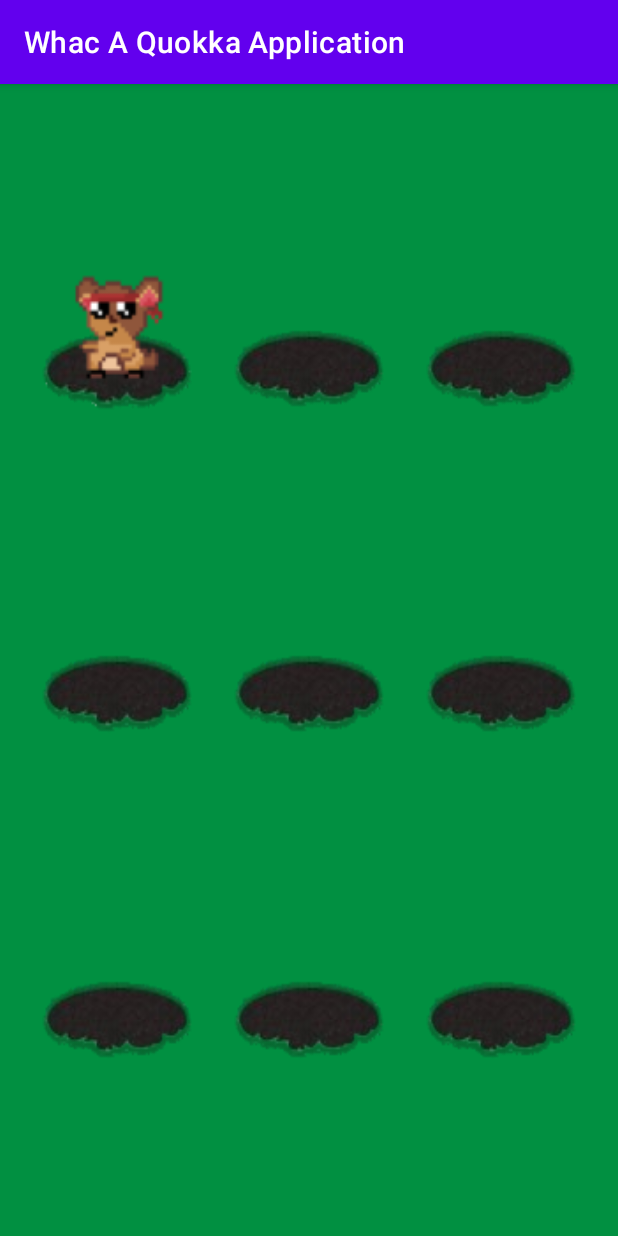
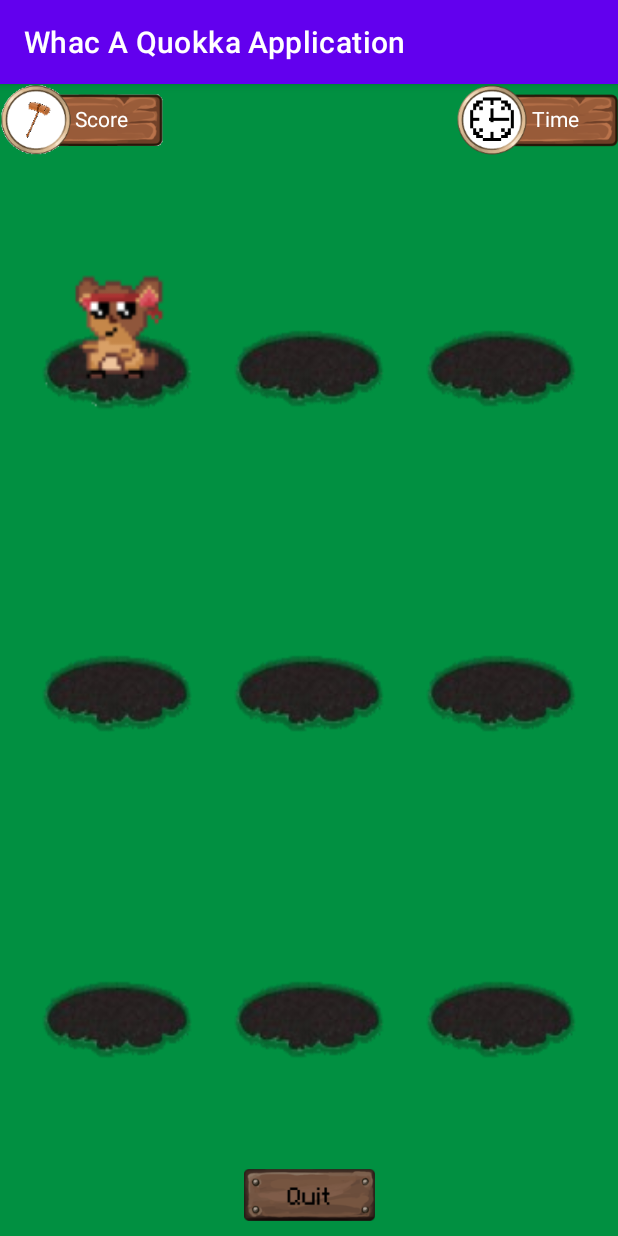
Before and after one commit to MelvynHerzig/AND_Project, an Android app: the WhackGameActivity screen opened directly, with no data from a screen before it, on a phone screen of 412 x 824 dp. Run offline under Robolectric (Android 15) with nearby library versions, the phone set to English and light mode, and no system bars.

Commit message:
adding score and time

```diff
--- a/WhacAQuokkaApplication/app/src/main/res/layout/activity_main.xml
+++ b/WhacAQuokkaApplication/app/src/main/res/layout/activity_main.xml
@@ -4,18 +4,8 @@
     xmlns:tools="http://schemas.android.com/tools"
     android:layout_width="match_parent"
     android:layout_height="match_parent"
+    android:background="@color/green"
     tools:context=".MainActivity">
-
-    <ImageView
-        android:layout_width="match_parent"
-        android:layout_height="wrap_content"
-        android:contentDescription="@string/background_image"
-        android:scaleType="centerCrop"
-        android:src="@drawable/background"
-        app:layout_constraintBottom_toBottomOf="parent"
-        app:layout_constraintLeft_toLeftOf="parent"
-        app:layout_constraintRight_toRightOf="parent"
-        app:layout_constraintTop_toTopOf="parent" />
 
     <ImageView
         android:layout_width="300dp"
@@ -37,14 +27,16 @@
         app:layout_constraintRight_toRightOf="parent"
         app:layout_constraintTop_toTopOf="parent" />
 
+    <!-- Buttons -->
     <ImageView
         android:id="@+id/start_image_button"
         android:layout_width="wrap_content"
         android:layout_height="wrap_content"
         android:contentDescription="@string/start_button"
-        android:paddingStart="90dp"
         android:src="@drawable/btn_play"
+        android:paddingRight="30dp"
         app:layout_constraintBottom_toBottomOf="parent"
+        app:layout_constraintRight_toRightOf="@id/quit_image_button"
         app:layout_constraintLeft_toLeftOf="parent"
         app:layout_constraintTop_toTopOf="parent" />
 
@@ -53,10 +45,11 @@
         android:layout_width="wrap_content"
         android:layout_height="wrap_content"
         android:contentDescription="@string/quit_button"
-        android:paddingEnd="90dp"
         android:src="@drawable/btn_quit"
+        android:paddingLeft="30dp"
         app:layout_constraintBottom_toBottomOf="parent"
         app:layout_constraintRight_toRightOf="parent"
+        app:layout_constraintLeft_toLeftOf="@id/start_image_button"
         app:layout_constraintTop_toTopOf="parent" />
 
 </androidx.constraintlayout.widget.ConstraintLayout>
--- a/WhacAQuokkaApplication/app/src/main/res/layout/activity_whack_game.xml
+++ b/WhacAQuokkaApplication/app/src/main/res/layout/activity_whack_game.xml
@@ -6,6 +6,46 @@
     android:layout_height="match_parent"
     android:background="@color/green"
     tools:context=".WhackGameActivity">
+
+    <!-- Score management -->
+    <ImageView
+        android:layout_width="wrap_content"
+        android:layout_height="wrap_content"
+        android:contentDescription="@string/score_image"
+        android:src="@drawable/hammer_counter"
+        app:layout_constraintLeft_toLeftOf="parent"
+        app:layout_constraintTop_toTopOf="parent" />
+
+    <TextView
+        android:id="@+id/score"
+        android:layout_width="wrap_content"
+        android:layout_height="wrap_content"
+        android:layout_marginStart="50dp"
+        android:layout_marginTop="13dp"
+        android:text="@string/score_image"
+        android:textColor="@color/white"
+        app:layout_constraintLeft_toLeftOf="parent"
+        app:layout_constraintTop_toTopOf="parent" />
+
+    <!-- Time management -->
+    <ImageView
+        android:layout_width="wrap_content"
+        android:layout_height="wrap_content"
+        android:contentDescription="@string/time_image"
+        android:src="@drawable/time_counter"
+        app:layout_constraintRight_toRightOf="parent"
+        app:layout_constraintTop_toTopOf="parent" />
+
+    <TextView
+        android:id="@+id/time"
+        android:layout_width="wrap_content"
+        android:layout_height="wrap_content"
+        android:layout_marginTop="13dp"
+        android:layout_marginEnd="26dp"
+        android:text="@string/time_image"
+        android:textColor="@color/white"
+        app:layout_constraintRight_toRightOf="parent"
+        app:layout_constraintTop_toTopOf="parent" />
 
     <!-- Holes and Quokkas -->
     <!-- First line of holes and quokkas -->
@@ -125,4 +165,16 @@
         app:layout_constraintRight_toRightOf="parent"
         app:layout_constraintTop_toBottomOf="@id/hole_6" />
 
+    <!-- Buttons -->
+    <ImageView
+        android:id="@+id/quit_image_button"
+        android:layout_width="wrap_content"
+        android:layout_height="wrap_content"
+        android:contentDescription="@string/quit_button"
+        android:layout_marginBottom="10dp"
+        android:src="@drawable/btn_quit"
+        app:layout_constraintBottom_toBottomOf="parent"
+        app:layout_constraintLeft_toLeftOf="parent"
+        app:layout_constraintRight_toRightOf="parent" />
+
 </androidx.constraintlayout.widget.ConstraintLayout>
--- a/WhacAQuokkaApplication/app/src/main/res/values/strings.xml
+++ b/WhacAQuokkaApplication/app/src/main/res/values/strings.xml
@@ -5,4 +5,6 @@
     <string name="start_button">Start</string>
     <string name="quit_button">Quit</string>
     <string name="hole_image">Hole and Quokka</string>
+    <string name="score_image">Score</string>
+    <string name="time_image">Time</string>
 </resources>
```
Also changed, not shown: WhacAQuokkaApplication/app/src/main/res/drawable-xhdpi/background.jpg (deleted), WhacAQuokkaApplication/app/src/main/res/drawable-xhdpi/hammer.png (added), WhacAQuokkaApplication/app/src/main/res/drawable-xhdpi/hammer_counter.png.
